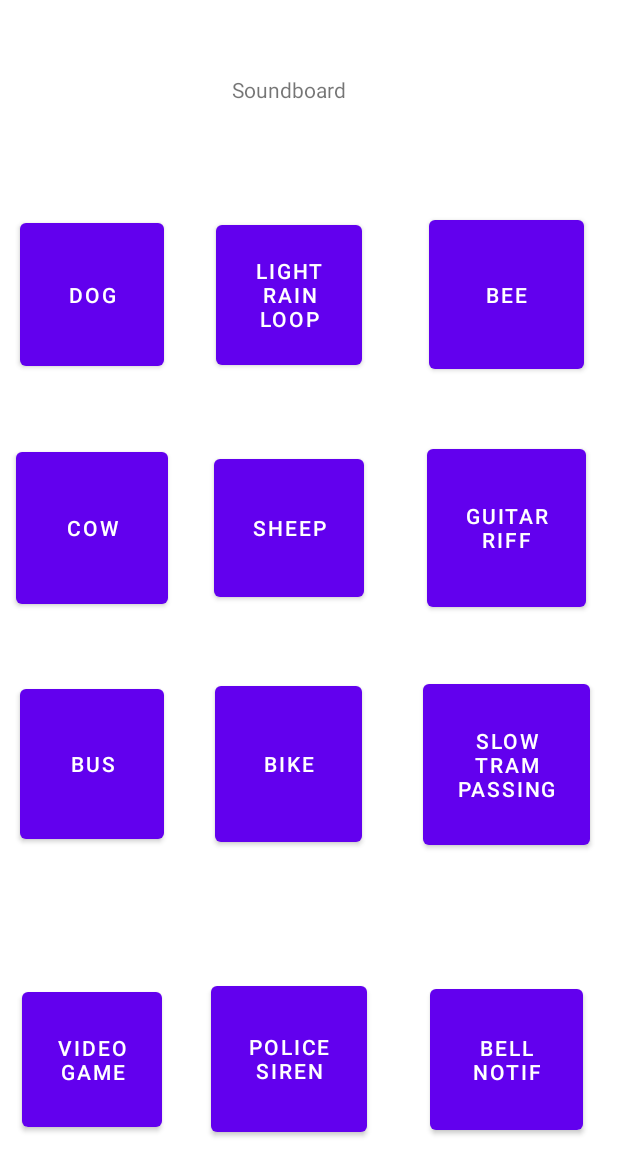
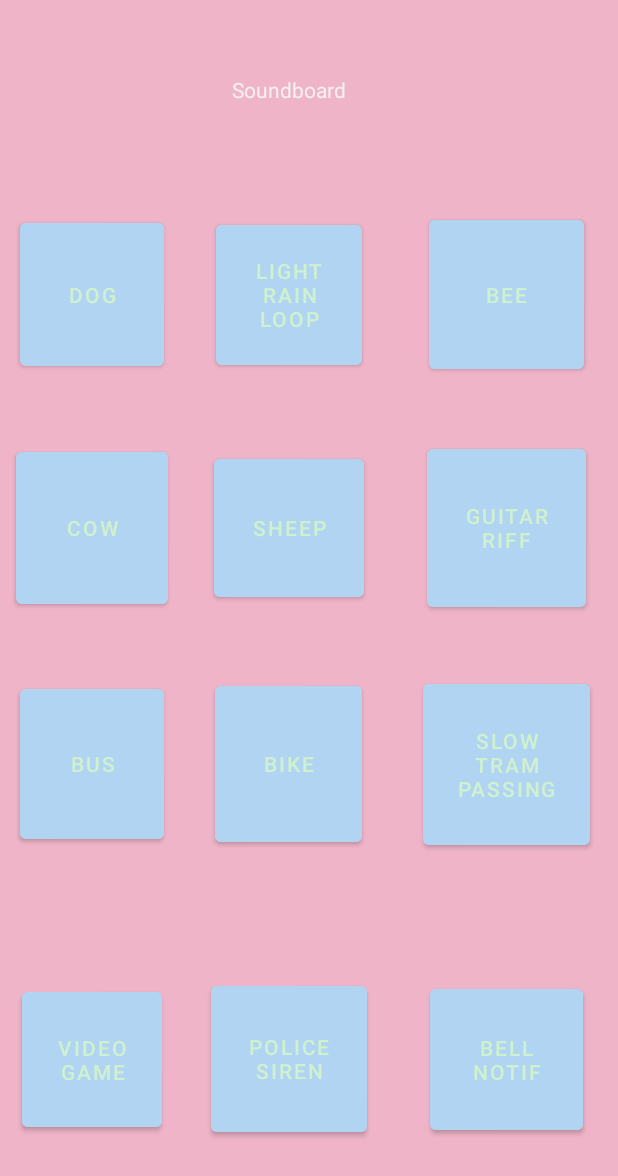
Before and after one commit to nnatguevara/Soundboard, an Android app: the MainActivity screen opened directly, with no data from a screen before it, on a phone screen of 412 x 824 dp. Shown: the top 1176 px of the screen. Run offline under Robolectric (Android 15) with nearby library versions, the phone set to English and light mode, and no system bars.

Commit message:
added colors

```diff
--- a/app/src/main/res/layout/activity_main.xml
+++ b/app/src/main/res/layout/activity_main.xml
@@ -4,6 +4,7 @@
     xmlns:tools="http://schemas.android.com/tools"
     android:layout_width="match_parent"
     android:layout_height="match_parent"
+    android:background="@color/natimals_bg"
     tools:context=".MainActivity">
 
     <androidx.constraintlayout.widget.Guideline
@@ -53,6 +54,8 @@
         android:layout_width="96dp"
         android:layout_height="107dp"
         android:text="Dog"
+        android:textColor="@color/natimals_txt_btn"
+        android:backgroundTint="@color/natimals_bg_btn"
         app:layout_constraintBottom_toTopOf="@+id/guideline9"
         app:layout_constraintEnd_toStartOf="@+id/guideline12"
         app:layout_constraintStart_toStartOf="parent"
@@ -63,6 +66,8 @@
         android:layout_width="97dp"
         android:layout_height="105dp"
         android:text="Light Rain Loop"
+        android:textColor="@color/natimals_txt_btn"
+        android:backgroundTint="@color/natimals_bg_btn"
         app:layout_constraintBottom_toTopOf="@+id/guideline9"
         app:layout_constraintEnd_toStartOf="@+id/guideline13"
         app:layout_constraintStart_toStartOf="@+id/guideline12"
@@ -73,6 +78,8 @@
         android:layout_width="103dp"
         android:layout_height="111dp"
         android:text="Bee"
+        android:textColor="@color/natimals_txt_btn"
+        android:backgroundTint="@color/natimals_bg_btn"
         app:layout_constraintBottom_toTopOf="@+id/guideline9"
         app:layout_constraintEnd_toEndOf="parent"
         app:layout_constraintStart_toStartOf="@+id/guideline13"
@@ -84,6 +91,8 @@
         android:layout_width="101dp"
         android:layout_height="113dp"
         android:text="Cow"
+        android:textColor="@color/natimals_txt_btn"
+        android:backgroundTint="@color/natimals_bg_btn"
         app:layout_constraintBottom_toTopOf="@+id/guideline10"
         app:layout_constraintEnd_toStartOf="@+id/guideline12"
         app:layout_constraintStart_toStartOf="parent"
@@ -94,6 +103,8 @@
         android:layout_width="100dp"
         android:layout_height="104dp"
         android:text="Sheep"
+        android:textColor="@color/natimals_txt_btn"
+        android:backgroundTint="@color/natimals_bg_btn"
         app:layout_constraintBottom_toTopOf="@+id/guideline10"
         app:layout_constraintEnd_toStartOf="@+id/guideline13"
         app:layout_constraintStart_toStartOf="@+id/guideline12"
@@ -104,6 +115,8 @@
         android:layout_width="106dp"
         android:layout_height="117dp"
         android:text="Guitar Riff"
+        android:textColor="@color/natimals_txt_btn"
+        android:backgroundTint="@color/natimals_bg_btn"
         app:layout_constraintBottom_toTopOf="@+id/guideline10"
         app:layout_constraintEnd_toEndOf="parent"
         app:layout_constraintStart_toStartOf="@+id/guideline13"
@@ -114,6 +127,8 @@
         android:layout_width="96dp"
         android:layout_height="112dp"
         android:text="Bus"
+        android:textColor="@color/natimals_txt_btn"
+        android:backgroundTint="@color/natimals_bg_btn"
         app:layout_constraintBottom_toTopOf="@+id/guideline11"
         app:layout_constraintEnd_toStartOf="@+id/guideline12"
         app:layout_constraintStart_toStartOf="parent"
@@ -124,6 +139,8 @@
         android:layout_width="98dp"
         android:layout_height="116dp"
         android:text="Bike"
+        android:textColor="@color/natimals_txt_btn"
+        android:backgroundTint="@color/natimals_bg_btn"
         app:layout_constraintBottom_toTopOf="@+id/guideline11"
         app:layout_constraintEnd_toStartOf="@+id/guideline13"
         app:layout_constraintStart_toStartOf="@+id/guideline12"
@@ -134,6 +151,8 @@
         android:layout_width="111dp"
         android:layout_height="119dp"
         android:text="Slow Tram Passing"
+        android:textColor="@color/natimals_txt_btn"
+        android:backgroundTint="@color/natimals_bg_btn"
         app:layout_constraintBottom_toTopOf="@+id/guideline11"
         app:layout_constraintEnd_toEndOf="parent"
         app:layout_constraintStart_toStartOf="@+id/guideline13"
@@ -144,6 +163,7 @@
         android:layout_width="wrap_content"
         android:layout_height="wrap_content"
         android:text="Soundboard"
+        android:textColor="@color/natimals_txt_title"
         app:layout_constraintBottom_toTopOf="@+id/guideline8"
         app:layout_constraintEnd_toStartOf="@+id/guideline13"
         app:layout_constraintHorizontal_bias="0.507"
@@ -156,6 +176,8 @@
         android:layout_width="93dp"
         android:layout_height="102dp"
         android:text="Video Game"
+        android:textColor="@color/natimals_txt_btn"
+        android:backgroundTint="@color/natimals_bg_btn"
         app:layout_constraintBottom_toBottomOf="parent"
         app:layout_constraintEnd_toStartOf="@+id/guideline12"
         app:layout_constraintStart_toStartOf="parent"
@@ -166,6 +188,8 @@
         android:layout_width="104dp"
         android:layout_height="109dp"
         android:text="Police Siren"
+        android:textColor="@color/natimals_txt_btn"
+        android:backgroundTint="@color/natimals_bg_btn"
         app:layout_constraintBottom_toBottomOf="parent"
         app:layout_constraintEnd_toStartOf="@+id/guideline13"
         app:layout_constraintStart_toStartOf="@+id/guideline12"
@@ -176,6 +200,8 @@
         android:layout_width="102dp"
         android:layout_height="106dp"
         android:text="Bell Notif"
+        android:textColor="@color/natimals_txt_btn"
+        android:backgroundTint="@color/natimals_bg_btn"
         app:layout_constraintBottom_toBottomOf="parent"
         app:layout_constraintEnd_toEndOf="parent"
         app:layout_constraintStart_toStartOf="@+id/guideline13"
--- a/app/src/main/res/values/colors.xml
+++ b/app/src/main/res/values/colors.xml
@@ -2,4 +2,8 @@
 <resources>
     <color name="black">#FF000000</color>
     <color name="white">#FFFFFFFF</color>
+    <color name="natimals_bg">#EFB4C8</color>
+    <color name="natimals_bg_btn">#B0D4F1</color>
+    <color name="natimals_txt_title">#F4F0F0</color>
+    <color name="natimals_txt_btn">#CEF1CF</color>
 </resources>
```
